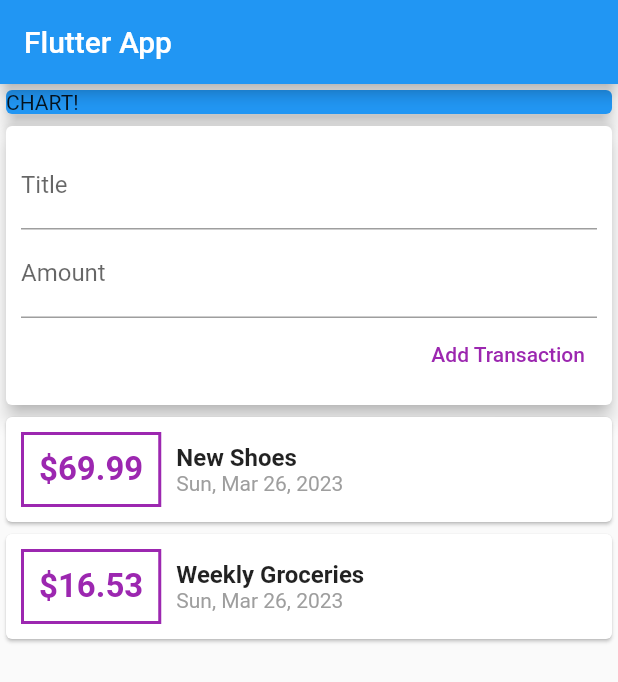
After one commit to Curt-Park/flutter-practice, a Flutter app: the screen it shows after launch, after a tap on "Add Transaction", on a phone screen of 412 x 824 dp. The commit adds this screen. Shown: the top 682 px of the screen. Run offline on Flutter 3.47's test engine with Material 2 defaults, Android fonts, the phone set to English and light mode, and no system bars.

Commit message:
Add transaction adding

```diff
--- /dev/null
+++ b/01_personal_expenses_app/lib/widgets/new_transaction.dart
@@ -0,0 +1,42 @@
+import 'package:flutter/material.dart';
+
+class NewTransaction extends StatelessWidget {
+  final Function addTx;
+  final titleController = TextEditingController();
+  final amountController = TextEditingController();
+
+  NewTransaction(this.addTx);
+
+  @override
+  Widget build(BuildContext context) {
+    return Card(
+      elevation: 5,
+      child: Container(
+        padding: EdgeInsets.all(10),
+        child: Column(
+          crossAxisAlignment: CrossAxisAlignment.end,
+          children: <Widget>[
+            TextField(
+              decoration: InputDecoration(labelText: 'Title'),
+              controller: titleController,
+            ),
+            TextField(
+              decoration: InputDecoration(labelText: 'Amount'),
+              controller: amountController,
+            ),
+            TextButton(
+              child: Text('Add Transaction',
+                  style: TextStyle(color: Colors.purple)),
+              onPressed: () {
+                addTx(
+                  titleController.text,
+                  double.parse(amountController.text),
+                );
+              },
+            ),
+          ],
+        ),
+      ),
+    );
+  }
+}
--- a/01_personal_expenses_app/lib/widgets/transaction_list.dart
+++ b/01_personal_expenses_app/lib/widgets/transaction_list.dart
@@ -1,17 +1,60 @@
-import 'package:flutter/src/widgets/framework.dart';
-import 'package:flutter/src/widgets/placeholder.dart';
+import 'package:flutter/material.dart';
+import 'package:intl/intl.dart';
 import '../models/transaction.dart';
 
-class TransactionList extends StatefulWidget {
-  const TransactionList({super.key});
+class TransactionList extends StatelessWidget {
+  final List<Transaction> transactions;
+
+  TransactionList(this.transactions);
 
   @override
-  State<TransactionList> createState() => _TransactionListState();
-}
-
-class _TransactionListState extends State<TransactionList> {
-  @override
   Widget build(BuildContext context) {
-    return const Placeholder();
+    return Container(
+      height: 300,
+      child: SingleChildScrollView(
+        child: Column(
+          children: transactions.map((tx) {
+            return Card(
+              child: Row(
+                children: <Widget>[
+                  Container(
+                    margin: EdgeInsets.symmetric(
+                      vertical: 10,
+                      horizontal: 10,
+                    ),
+                    decoration: BoxDecoration(
+                      border: Border.all(
+                        color: Colors.purple,
+                        width: 2,
+                      ),
+                    ),
+                    padding: EdgeInsets.all(10),
+                    child: Text('\$${tx.amount}',
+                        style: TextStyle(
+                          fontWeight: FontWeight.bold,
+                          fontSize: 22,
+                          color: Colors.purple,
+                        )),
+                  ),
+                  Column(
+                      crossAxisAlignment: CrossAxisAlignment.start,
+                      children: <Widget>[
+                        Text(tx.title,
+                            style: TextStyle(
+                              fontSize: 16,
+                              fontWeight: FontWeight.bold,
+                            )),
+                        Text(DateFormat.yMMMEd().format(tx.date),
+                            style: TextStyle(
+                              color: Colors.grey,
+                            )),
+                      ])
+                ],
+              ),
+            );
+          }).toList(),
+        ),
+      ),
+    );
   }
 }
--- /dev/null
+++ b/01_personal_expenses_app/lib/widgets/user_transaction.dart
@@ -0,0 +1,51 @@
+import 'package:flutter/material.dart';
+import './transaction_list.dart';
+import './new_transaction.dart';
+import '../models/transaction.dart';
+
+class UserTransactions extends StatefulWidget {
+  const UserTransactions({super.key});
+
+  @override
+  State<UserTransactions> createState() => _UserTransactionsState();
+}
+
+class _UserTransactionsState extends State<UserTransactions> {
+  final List<Transaction> _userTransactions = [
+    Transaction(
+      id: 't1',
+      title: 'New Shoes',
+      amount: 69.99,
+      date: DateTime.now(),
+    ),
+    Transaction(
+      id: 't2',
+      title: 'Weekly Groceries',
+      amount: 16.53,
+      date: DateTime.now(),
+    ),
+  ];
+
+  void _addNewTransaction(String title, double amount) {
+    final newTx = Transaction(
+      title: title,
+      amount: amount,
+      date: DateTime.now(),
+      id: DateTime.now().toString(),
+    );
+
+    setState(() {
+      _userTransactions.add(newTx);
+    });
+  }
+
+  @override
+  Widget build(BuildContext context) {
+    return Column(
+      children: [
+        NewTransaction(_addNewTransaction),
+        TransactionList(_userTransactions),
+      ],
+    );
+  }
+}
```
Also changed, not shown: 01_personal_expenses_app/lib/main.dart (+4 -85 lines).
